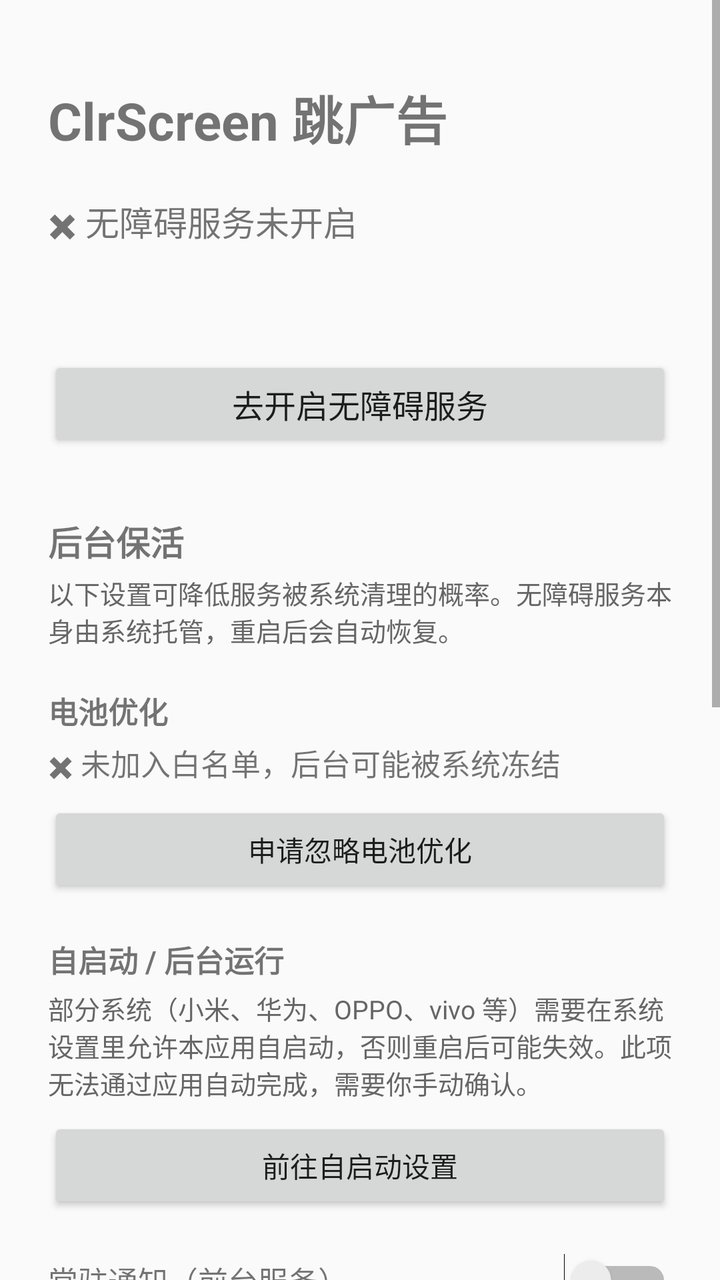
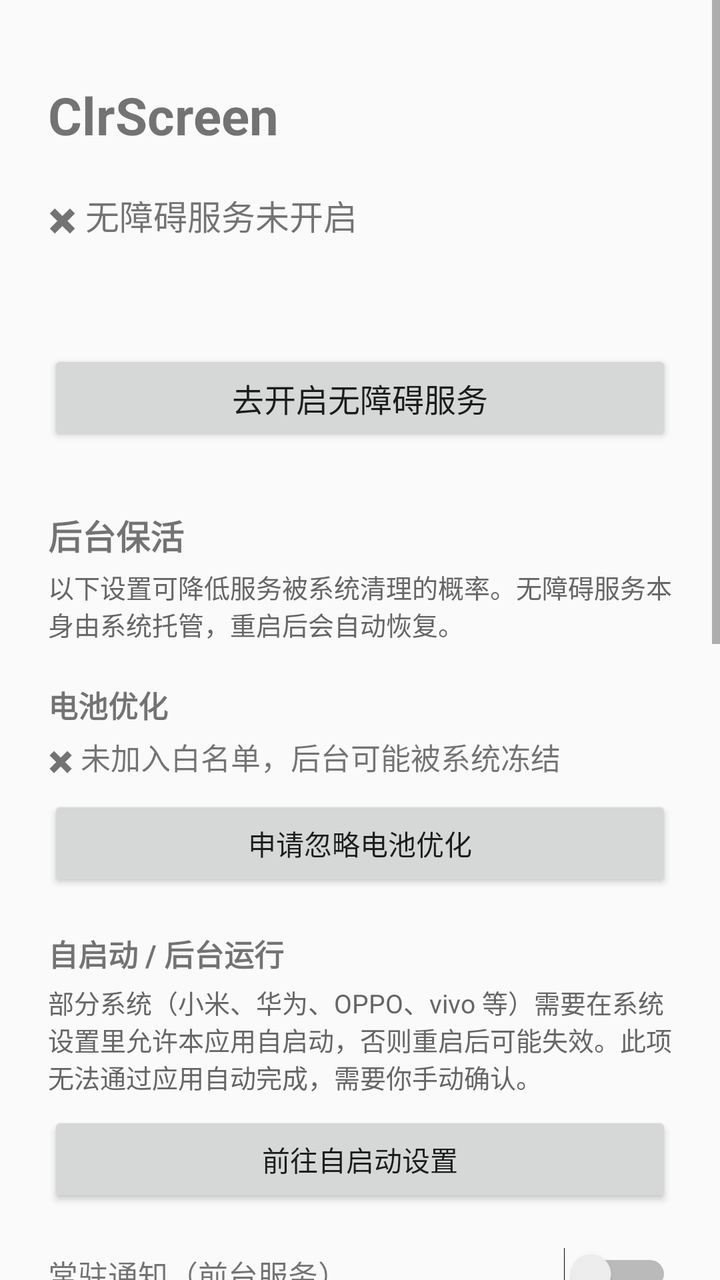

Compare the two renders of this Android layout. The source of the first and the diff that turns it into the second are given below.
<!-- AndroidManifest.xml: application theme android:Theme.Material.Light.NoActionBar -->
<!-- res/layout/activity_main.xml -->
<?xml version="1.0" encoding="utf-8"?>
<ScrollView xmlns:android="http://schemas.android.com/apk/res/android"
    android:layout_width="match_parent"
    android:layout_height="match_parent"
    android:fillViewport="true">

    <LinearLayout
        android:layout_width="match_parent"
        android:layout_height="wrap_content"
        android:orientation="vertical"
        android:padding="24dp">

        <TextView
            android:id="@+id/titleText"
            android:layout_width="wrap_content"
            android:layout_height="wrap_content"
            android:layout_marginTop="16dp"
            android:text="@string/app_name"
            android:textSize="26sp"
            android:textStyle="bold" />

        <TextView
            android:id="@+id/statusText"
            android:layout_width="wrap_content"
            android:layout_height="wrap_content"
            android:layout_marginTop="20dp"
            android:text="@string/service_off"
            android:textSize="17sp" />

        <TextView
            android:id="@+id/countText"
            android:layout_width="wrap_content"
            android:layout_height="wrap_content"
            android:layout_marginTop="8dp"
            android:textColor="#666666"
            android:textSize="14sp" />

        <Button
            android:id="@+id/btnOpenSettings"
            android:layout_width="match_parent"
            android:layout_height="wrap_content"
            android:layout_marginTop="28dp"
            android:text="@string/open_settings"
            android:textSize="16sp" />

        

        <TextView
            android:layout_width="wrap_content"
            android:layout_height="wrap_content"
            android:layout_marginTop="32dp"
            android:text="@string/keepalive_section_title"
            android:textSize="17sp"
            android:textStyle="bold" />

        <TextView
            android:layout_width="match_parent"
            android:layout_height="wrap_content"
            android:layout_marginTop="4dp"
            android:text="@string/keepalive_section_desc"
            android:textColor="#666666"
            android:textSize="13sp" />

        
        <TextView
            android:layout_width="wrap_content"
            android:layout_height="wrap_content"
            android:layout_marginTop="20dp"
            android:text="@string/battery_title"
            android:textSize="15sp"
            android:textStyle="bold" />

        <TextView
            android:id="@+id/batteryStatus"
            android:layout_width="wrap_content"
            android:layout_height="wrap_content"
            android:layout_marginTop="4dp"
            android:text="@string/battery_off"
            android:textSize="15sp" />

        <Button
            android:id="@+id/btnBattery"
            android:layout_width="match_parent"
            android:layout_height="wrap_content"
            android:layout_marginTop="8dp"
            android:text="@string/battery_action" />

        
        <TextView
            android:layout_width="wrap_content"
            android:layout_height="wrap_content"
            android:layout_marginTop="20dp"
            android:text="@string/autostart_title"
            android:textSize="15sp"
            android:textStyle="bold" />

        <TextView
            android:layout_width="match_parent"
            android:layout_height="wrap_content"
            android:layout_marginTop="4dp"
            android:text="@string/autostart_hint"
            android:textColor="#666666"
            android:textSize="13sp" />

        <Button
            android:id="@+id/btnAutostart"
            android:layout_width="match_parent"
            android:layout_height="wrap_content"
            android:layout_marginTop="8dp"
            android:text="@string/autostart_action" />

        
        <LinearLayout
            android:layout_width="match_parent"
            android:layout_height="wrap_content"
            android:layout_marginTop="20dp"
            android:orientation="horizontal"
            android:gravity="center_vertical">

            <TextView
                android:layout_width="0dp"
                android:layout_height="wrap_content"
                android:layout_weight="1"
                android:text="@string/keepalive_switch_label"
                android:textSize="15sp" />

            <Switch
                android:id="@+id/switchKeepAlive"
                android:layout_width="wrap_content"
                android:layout_height="wrap_content" />
        </LinearLayout>

        <TextView
            android:id="@+id/keepAliveHint"
            android:layout_width="match_parent"
            android:layout_height="wrap_content"
            android:layout_marginTop="4dp"
            android:text="@string/keepalive_switch_hint"
            android:textColor="#666666"
            android:textSize="13sp" />

        <TextView
            android:layout_width="match_parent"
            android:layout_height="wrap_content"
            android:layout_marginTop="12dp"
            android:text="@string/reboot_note"
            android:textColor="#666666"
            android:textSize="13sp" />

        

        <TextView
            android:layout_width="wrap_content"
            android:layout_height="wrap_content"
            android:layout_marginTop="32dp"
            android:text="@string/help_title"
            android:textSize="17sp"
            android:textStyle="bold" />

        <TextView
            android:layout_width="match_parent"
            android:layout_height="wrap_content"
            android:layout_marginTop="12dp"
            android:lineSpacingExtra="4dp"
            android:text="@string/help_text"
            android:textColor="#444444"
            android:textSize="14sp" />
    </LinearLayout>
</ScrollView>
<!-- resources referenced by this layout -->
<resources>
  <string name="app_name">ClrScreen 跳广告</string>
  <string name="autostart_action">前往自启动设置</string>
  <string name="autostart_hint">部分系统（小米、华为、OPPO、vivo 等）需要在系统设置里允许本应用自启动，否则重启后可能失效。此项无法通过应用自动完成，需要你手动确认。</string>
  <string name="autostart_title">自启动 / 后台运行</string>
  <string name="battery_action">申请忽略电池优化</string>
  <string name="battery_off">✖ 未加入白名单，后台可能被系统冻结</string>
  <string name="battery_title">电池优化</string>
  <string name="help_text">1. 点击上方按钮，在系统设置中找到“跳过开屏广告”并开启；\n\n2. 开启后无需任何操作，打开其他 App 时会自动识别并点击开屏广告的跳过按钮；\n\n3. 建议同时完成“电池优化白名单”和“自启动”两项设置，避免后台被系统清理；\n\n4. 本应用不申请网络权限，无广告，完全离线运行；\n\n5. 部分广告的跳过按钮为图片或自绘控件，无障碍无法识别，属正常现象。</string>
  <string name="help_title">使用说明</string>
  <string name="keepalive_section_desc">以下设置可降低服务被系统清理的概率。无障碍服务本身由系统托管，重启后会自动恢复。</string>
  <string name="keepalive_section_title">后台保活</string>
  <string name="keepalive_switch_hint">开启后状态栏会显示一条低优先级通知，可将进程优先级提升为前台，显著降低被回收概率。</string>
  <string name="keepalive_switch_label">常驻通知（前台服务）</string>
  <string name="open_settings">去开启无障碍服务</string>
  <string name="reboot_note">无障碍服务由系统托管，手机重启后会自动恢复，无需手动重新开启。</string>
  <string name="service_off">✖ 无障碍服务未开启</string>
</resources>

<!-- the commit's change to res/layout/activity_main.xml (unified diff, before → after) -->
@@ -144,6 +144,44 @@
             android:layout_height="wrap_content"
             android:layout_marginTop="12dp"
             android:text="@string/reboot_note"
+            android:textColor="#666666"
+            android:textSize="13sp" />
+
+        
+
+        <TextView
+            android:layout_width="wrap_content"
+            android:layout_height="wrap_content"
+            android:layout_marginTop="32dp"
+            android:text="@string/toast_section_title"
+            android:textSize="17sp"
+            android:textStyle="bold" />
+
+        <LinearLayout
+            android:layout_width="match_parent"
+            android:layout_height="wrap_content"
+            android:layout_marginTop="16dp"
+            android:orientation="horizontal"
+            android:gravity="center_vertical">
+
+            <TextView
+                android:layout_width="0dp"
+                android:layout_height="wrap_content"
+                android:layout_weight="1"
+                android:text="@string/toast_switch_label"
+                android:textSize="15sp" />
+
+            <Switch
+                android:id="@+id/switchToast"
+                android:layout_width="wrap_content"
+                android:layout_height="wrap_content" />
+        </LinearLayout>
+
+        <TextView
+            android:layout_width="match_parent"
+            android:layout_height="wrap_content"
+            android:layout_marginTop="4dp"
+            android:text="@string/toast_switch_hint"
             android:textColor="#666666"
             android:textSize="13sp" />
 
<!-- resource entries referenced after the edit -->
@@ -1,13 +1,13 @@
 <!-- resources referenced by this layout -->
 <resources>
-  <string name="app_name">ClrScreen 跳广告</string>
+  <string name="app_name">ClrScreen</string>
   <string name="autostart_action">前往自启动设置</string>
   <string name="autostart_hint">部分系统（小米、华为、OPPO、vivo 等）需要在系统设置里允许本应用自启动，否则重启后可能失效。此项无法通过应用自动完成，需要你手动确认。</string>
   <string name="autostart_title">自启动 / 后台运行</string>
   <string name="battery_action">申请忽略电池优化</string>
   <string name="battery_off">✖ 未加入白名单，后台可能被系统冻结</string>
   <string name="battery_title">电池优化</string>
-  <string name="help_text">1. 点击上方按钮，在系统设置中找到“跳过开屏广告”并开启；\n\n2. 开启后无需任何操作，打开其他 App 时会自动识别并点击开屏广告的跳过按钮；\n\n3. 建议同时完成“电池优化白名单”和“自启动”两项设置，避免后台被系统清理；\n\n4. 本应用不申请网络权限，无广告，完全离线运行；\n\n5. 部分广告的跳过按钮为图片或自绘控件，无障碍无法识别，属正常现象。</string>
+  <string name="help_text">1. 点击上方按钮，在系统设置中找到“开屏提醒”并开启；\n\n2. 开启后无需任何操作，打开其他 App 时会自动识别启动画面中的跳过控件并执行点击；\n\n3. 建议同时完成“电池优化白名单”和“自启动”两项设置，避免后台被系统清理；\n\n4. 本应用不申请网络权限，完全离线运行；\n\n5. 部分启动画面的跳过控件为图片或自绘控件，无障碍无法识别，属正常现象。</string>
   <string name="help_title">使用说明</string>
   <string name="keepalive_section_desc">以下设置可降低服务被系统清理的概率。无障碍服务本身由系统托管，重启后会自动恢复。</string>
   <string name="keepalive_section_title">后台保活</string>
@@ -16,5 +16,8 @@
   <string name="open_settings">去开启无障碍服务</string>
   <string name="reboot_note">无障碍服务由系统托管，手机重启后会自动恢复，无需手动重新开启。</string>
   <string name="service_off">✖ 无障碍服务未开启</string>
+  <string name="toast_section_title">识别反馈</string>
+  <string name="toast_switch_hint">识别并执行跳过时，在屏幕下方弹出一条轻提示，便于确认功能已生效。</string>
+  <string name="toast_switch_label">跳过时显示提示</string>
 </resources>
 
